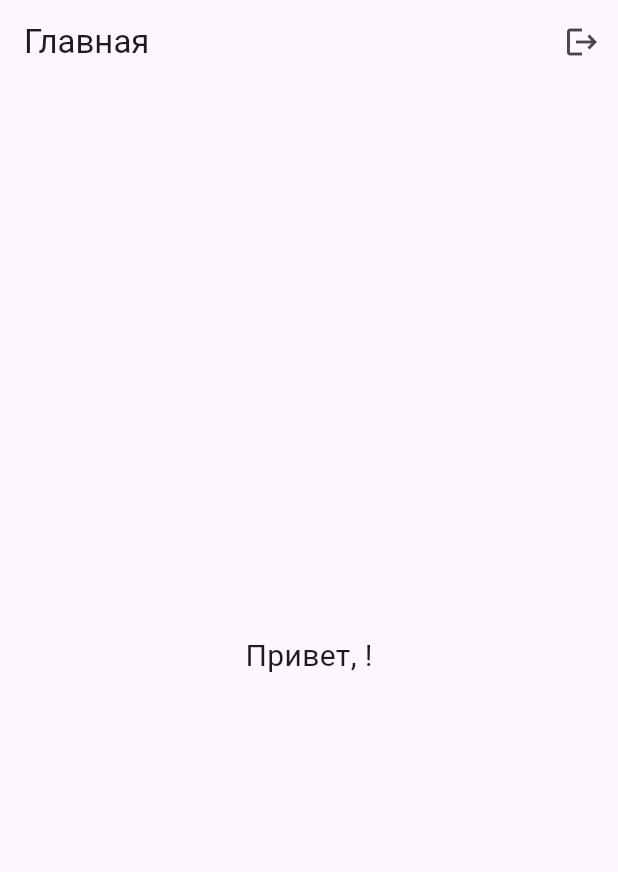
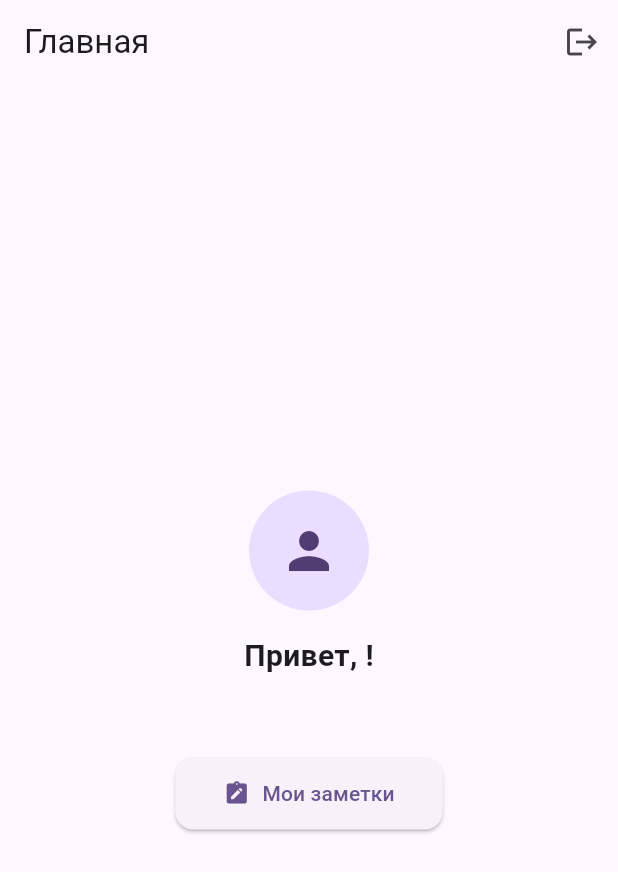
Before and after one commit to akonurbay/auth_firebase_32, a Flutter app: the screen it shows once a user with an empty profile is signed in, on a phone screen of 412 x 824 dp. Shown: the top 872 px of the screen. Run offline on Flutter 3.47's test engine with Material 3 defaults, Android fonts, the phone set to English and light mode, and no system bars; our stand-ins replace cloud_firestore, equatable, firebase_auth, firebase_core, flutter_bloc, go_router and 1 more; accounts and stored records are empty; generated files the repository leaves out were written again.

```diff
--- a/lib/presentation/screeens/home_screen.dart
+++ b/lib/presentation/screeens/home_screen.dart
@@ -1,5 +1,6 @@
 import 'package:flutter/material.dart';
 import 'package:flutter_bloc/flutter_bloc.dart';
+import 'package:go_router/go_router.dart';  // ← ДОБАВЬ
 import '../../bloc/auth/auth_bloc.dart';
 import '../../bloc/auth/auth_event.dart';
 import '../../bloc/auth/auth_state.dart';
@@ -31,11 +32,32 @@ class HomeScreen extends StatelessWidget {
                     CircleAvatar(
                       radius: 40,
                       backgroundImage: NetworkImage(user.photoURL!),
+                    )
+                  else
+                    const CircleAvatar(
+                      radius: 40,
+                      child: Icon(Icons.person, size: 40),
                     ),
                   const SizedBox(height: 16),
-                  Text('Привет, ${user.displayName ?? user.email}!',
-                      style: const TextStyle(fontSize: 20)),
+                  Text(
+                    'Привет, ${user.displayName ?? user.email}!',
+                    style: const TextStyle(fontSize: 20, fontWeight: FontWeight.bold),
+                  ),
                   Text(user.email ?? '', style: const TextStyle(color: Colors.grey)),
+                  const SizedBox(height: 32),
+
+                  // ← ЭТОГО НЕ БЫЛО У ТЕБЯ
+                  ElevatedButton.icon(
+                    icon: const Icon(Icons.note_alt),
+                    label: const Text('Мои заметки'),
+                    style: ElevatedButton.styleFrom(
+                      padding: const EdgeInsets.symmetric(horizontal: 32, vertical: 14),
+                      shape: RoundedRectangleBorder(
+                        borderRadius: BorderRadius.circular(12),
+                      ),
+                    ),
+                    onPressed: () => context.push('/notes', extra: user.uid),
+                  ),
                 ],
               ),
             );
```
